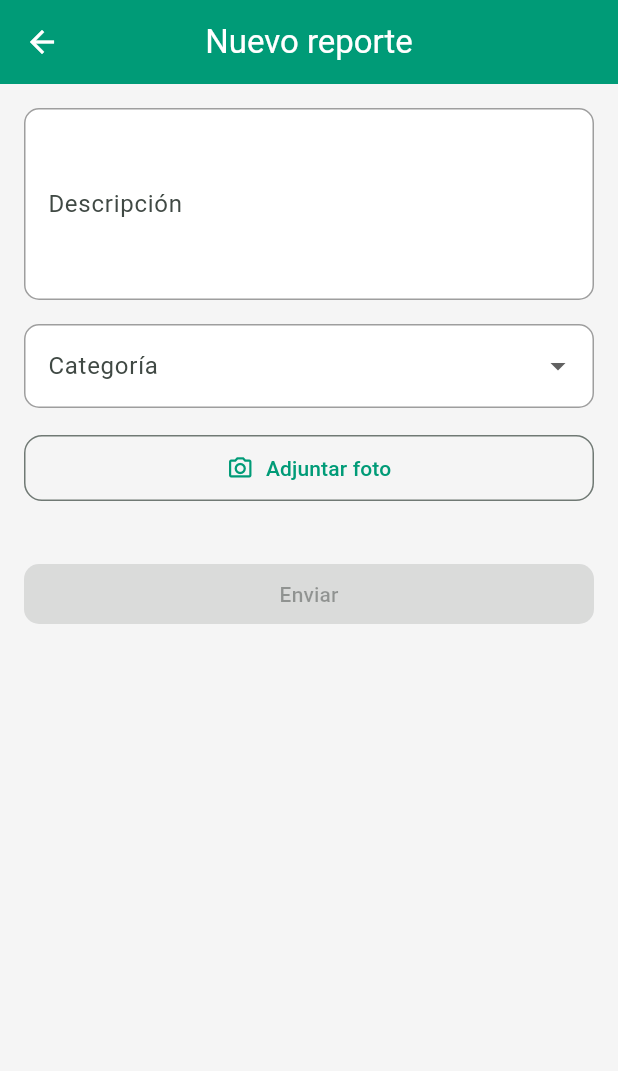
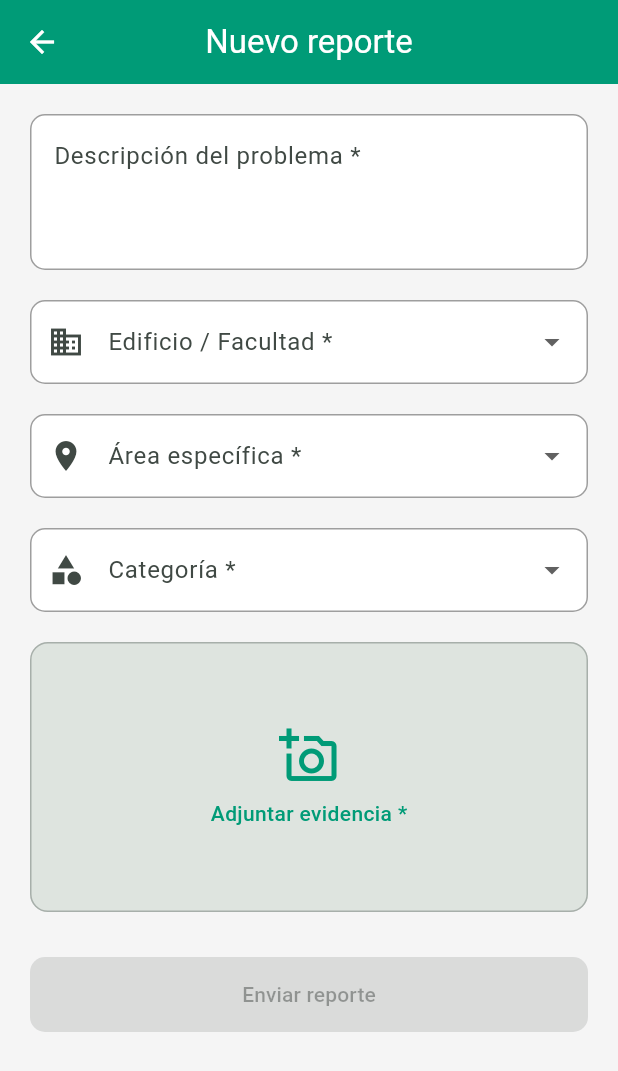
Before and after one commit to ErwinZGriego/FixItApp, a Flutter app: the CreateReportScreen screen opened by its route, on a phone screen of 412 x 824 dp. Shown: the top 1071 px of the screen. Run offline on Flutter 3.47's test engine with Material 3 defaults, Android fonts, the phone set to English and light mode, and no system bars; our stand-ins replace cloud_firestore, firebase_auth, firebase_core, firebase_storage, get_it, image_picker; accounts and stored records are empty.

Commit message:
created new dropdown menus for incident reports

```diff
--- /dev/null
+++ b/lib/domain/enums/incident_area.dart
@@ -0,0 +1,27 @@
+enum IncidentArea {
+  aula,
+  banos, // Usamos 'n' para evitar problemas de caracteres
+  salonMaestros,
+  areaComputo,
+  laboratorio,
+  taller,
+  pasillo,
+  exterior,
+  otro,
+}
+
+// Helper para mostrar nombres bonitos
+extension AreaExtension on IncidentArea {
+  String get prettyName {
+    switch (this) {
+      case IncidentArea.banos:
+        return 'Baños';
+      case IncidentArea.salonMaestros:
+        return 'Salón de Maestros';
+      case IncidentArea.areaComputo:
+        return 'Área de Cómputo';
+      default:
+        return name[0].toUpperCase() + name.substring(1);
+    }
+  }
+}
--- /dev/null
+++ b/lib/domain/enums/incident_building.dart
@@ -0,0 +1,47 @@
+enum IncidentBuilding {
+  // Carreras
+  ambiental,
+  biotecnologia,
+  desarrolloNegocios,
+  disenoModa,
+  gastronomia,
+  industrial,
+  mantenimiento,
+  mecatronica,
+  mineria,
+  paramedico,
+  procesosIndustriales,
+  tecnologiasInformacion,
+  terapiaFisica,
+  // Áreas comunes
+  serviciosEscolares,
+  gimnasio,
+  cafeteria,
+  auditorio,
+  direccion,
+  biblioteca,
+  otro,
+}
+
+// Helper para mostrar nombres bonitos en el Dropdown
+extension BuildingExtension on IncidentBuilding {
+  String get prettyName {
+    switch (this) {
+      case IncidentBuilding.desarrolloNegocios:
+        return 'Desarrollo de Negocios';
+      case IncidentBuilding.disenoModa:
+        return 'Diseño y Moda';
+      case IncidentBuilding.procesosIndustriales:
+        return 'Procesos Industriales';
+      case IncidentBuilding.tecnologiasInformacion:
+        return 'Tecnologías de la Información';
+      case IncidentBuilding.terapiaFisica:
+        return 'Terapia Física';
+      case IncidentBuilding.serviciosEscolares:
+        return 'Servicios Escolares';
+      // Para el resto, simplemente capitalizamos la primera letra
+      default:
+        return name[0].toUpperCase() + name.substring(1);
+    }
+  }
+}
--- a/lib/domain/models/incident.dart
+++ b/lib/domain/models/incident.dart
@@ -1,3 +1,5 @@
+import '../enums/incident_area.dart'; // <--- NUEVO IMPORT
+import '../enums/incident_building.dart'; // <--- NUEVO IMPORT
 import '../enums/incident_category.dart';
 import '../enums/incident_status.dart';
 
@@ -10,7 +12,11 @@ class Incident {
   final IncidentStatus status;
   final DateTime createdAt;
   final String userId;
-  final String? staffNotes; // <--- 1. NUEVO CAMPO
+  final String? staffNotes;
+
+  // NUEVOS CAMPOS REQUERIDOS
+  final IncidentBuilding building;
+  final IncidentArea area;
 
   const Incident({
     required this.id,
@@ -21,7 +27,9 @@ class Incident {
     required this.status,
     required this.createdAt,
     required this.userId,
-    this.staffNotes, // <--- 2. Agregar al constructor (opcional)
+    required this.building, // <--- REQUERIDO
+    required this.area, // <--- REQUERIDO
+    this.staffNotes,
   });
 
   Incident copyWith({
@@ -33,7 +41,9 @@ class Incident {
     IncidentStatus? status,
     DateTime? createdAt,
     String? userId,
-    String? staffNotes, // <--- 3. Agregar al copyWith
+    String? staffNotes,
+    IncidentBuilding? building, // <---
+    IncidentArea? area, // <---
   }) {
     return Incident(
       id: id ?? this.id,
@@ -44,7 +54,9 @@ class Incident {
       status: status ?? this.status,
       createdAt: createdAt ?? this.createdAt,
       userId: userId ?? this.userId,
-      staffNotes: staffNotes ?? this.staffNotes, // <---
+      staffNotes: staffNotes ?? this.staffNotes,
+      building: building ?? this.building, // <---
+      area: area ?? this.area, // <---
     );
   }
 
@@ -58,7 +70,9 @@ class Incident {
       'status': status.name,
       'createdAt': createdAt.toIso8601String(),
       'userId': userId,
-      'staffNotes': staffNotes, // <--- 4. Guardar en mapa
+      'staffNotes': staffNotes,
+      'building': building.name, // <--- Guardamos como texto
+      'area': area.name, // <--- Guardamos como texto
     };
   }
 
@@ -80,7 +94,17 @@ class Incident {
           ? DateTime.parse(map['createdAt'])
           : DateTime.now(),
       userId: map['userId'] ?? '',
-      staffNotes: map['staffNotes'], // <--- 5. Leer del mapa
+      staffNotes: map['staffNotes'],
+
+      // Leemos y convertimos de texto a Enum (con valores por defecto por seguridad)
+      building: IncidentBuilding.values.firstWhere(
+        (e) => e.name == map['building'],
+        orElse: () => IncidentBuilding.otro,
+      ),
+      area: IncidentArea.values.firstWhere(
+        (e) => e.name == map['area'],
+        orElse: () => IncidentArea.otro,
+      ),
     );
   }
 }
--- a/lib/presentation/screens/create_report_screen.dart
+++ b/lib/presentation/screens/create_report_screen.dart
@@ -1,5 +1,7 @@
 import 'dart:io';
 
+import 'package:fix_it_app/domain/enums/incident_area.dart'; // <--- Import
+import 'package:fix_it_app/domain/enums/incident_building.dart'; // <--- Import
 import 'package:flutter/material.dart';
 import 'package:provider/provider.dart';
 
@@ -7,108 +9,125 @@ import '../viewmodels/create_report_view_model.dart';
 
 class CreateReportScreen extends StatelessWidget {
   const CreateReportScreen({super.key});
-
   static const routeName = '/create_report';
 
   @override
   Widget build(BuildContext context) {
     final vm = context.watch<CreateReportViewModel>();
+    final theme = Theme.of(context);
 
     return Scaffold(
       appBar: AppBar(title: const Text('Nuevo reporte')),
       body: SingleChildScrollView(
-        padding: const EdgeInsets.all(16),
+        padding: const EdgeInsets.all(20),
         child: Column(
           crossAxisAlignment: CrossAxisAlignment.stretch,
           children: [
             // Descripción
             TextField(
-              key: const Key('create.description'),
+              key: const ValueKey('create.description'),
               controller: vm.descriptionController,
-              maxLines: 4,
-              decoration: InputDecoration(
-                labelText: 'Descripción',
-                hintText: 'Describe el incidente...',
-                border: OutlineInputBorder(
-                  borderRadius: BorderRadius.circular(12),
+              maxLines: 3,
+              decoration: const InputDecoration(
+                labelText: 'Descripción del problema *',
+                alignLabelWithHint: true,
+                border: OutlineInputBorder(),
+                hintText: 'Ej: Proyector del aula 3 no enciende...',
               ),
+              onChanged: (value) => vm.setDescription(value),
             ),
+            const SizedBox(height: 20),
+
+            // --- NUEVO: DROPDOWN EDIFICIO ---
+            DropdownButtonFormField<IncidentBuilding>(
+              decoration: const InputDecoration(
+                labelText: 'Edificio / Facultad *',
+                border: OutlineInputBorder(),
+                prefixIcon: Icon(Icons.business),
               ),
-            const SizedBox(height: 16),
+              initialValue: vm.selectedBuilding,
+              items: IncidentBuilding.values.map((building) {
+                return DropdownMenuItem(
+                  value: building,
+                  // Usamos la extensión .prettyName para que se vea bonito
+                  child: Text(building.prettyName),
+                );
+              }).toList(),
+              onChanged: vm.setBuilding,
+            ),
+            const SizedBox(height: 20),
 
-            // Categoría (strings)
+            // --- NUEVO: DROPDOWN ÁREA ---
+            DropdownButtonFormField<IncidentArea>(
+              decoration: const InputDecoration(
+                labelText: 'Área específica *',
+                border: OutlineInputBorder(),
+                prefixIcon: Icon(Icons.place),
+              ),
+              initialValue: vm.selectedArea,
+              items: IncidentArea.values.map((area) {
+                return DropdownMenuItem(
+                  value: area,
+                  child: Text(area.prettyName),
+                );
+              }).toList(),
+              onChanged: vm.setArea,
+            ),
+            const SizedBox(height: 20),
+            // --------------------------------
+
+            // Categoría (Dropdown existente)
             DropdownButtonFormField<String>(
-              key: const Key('create.category'),
+              key: const ValueKey('create.category'),
+              decoration: const InputDecoration(
+                labelText: 'Categoría *',
+                border: OutlineInputBorder(),
+                prefixIcon: Icon(Icons.category),
+              ),
               initialValue: vm.selectedCategory,
-              items: vm.categories
-                  .map((c) => DropdownMenuItem(value: c, child: Text(c)))
-                  .toList(),
+              items: vm.categories.map((cat) {
+                return DropdownMenuItem(value: cat, child: Text(cat));
+              }).toList(),
               onChanged: vm.setCategory,
-              decoration: InputDecoration(
-                labelText: 'Categoría',
-                border: OutlineInputBorder(
-                  borderRadius: BorderRadius.circular(12),
             ),
+            const SizedBox(height: 20),
+
+            // Área de Foto
+            _PhotoPickerArea(vm: vm, theme: theme),
+
+            const SizedBox(height: 10),
+            if (vm.lastError != null)
+              Text(
+                vm.lastError!,
+                style: const TextStyle(color: Colors.red),
+                textAlign: TextAlign.center,
               ),
-            ),
-            const SizedBox(height: 16),
+            const SizedBox(height: 20),
 
-            // Adjuntar foto
-            OutlinedButton.icon(
-              key: const Key('create.attach'),
-              onPressed: vm.isBusy ? null : vm.attachPhoto,
-              icon: vm.isBusy
-                  ? const SizedBox(
-                      width: 18,
-                      height: 18,
-                      child: CircularProgressIndicator(strokeWidth: 2),
-                    )
-                  : const Icon(Icons.camera_alt_outlined),
-              label: Text(vm.isBusy ? 'Abriendo cámara...' : 'Adjuntar foto'),
-              style: OutlinedButton.styleFrom(
-                padding: const EdgeInsets.symmetric(vertical: 12),
-                shape: RoundedRectangleBorder(
-                  borderRadius: BorderRadius.circular(12),
-                ),
-              ),
-            ),
-            const SizedBox(height: 12),
-
-            if (vm.imagePath != null) _ImagePreview(path: vm.imagePath!),
-
-            const SizedBox(height: 24),
-
-            // Enviar
-            ElevatedButton(
-              key: const Key('create.submit'),
+            // Botón Enviar
+            SizedBox(
+              height: 50,
+              child: ElevatedButton(
+                key: const ValueKey('create.submit'),
+                // El botón se deshabilita si falta algún campo nuevo
                 onPressed: (vm.canSubmit && !vm.isSubmitting)
                     ? () async {
-                      final ok = await context
-                          .read<CreateReportViewModel>()
-                          .submit();
-
-                      if (!context.mounted) return;
-
+                        final success = await vm.submit();
+                        if (success && context.mounted) {
+                          Navigator.pop(context);
                           ScaffoldMessenger.of(context).showSnackBar(
-                        SnackBar(
-                          content: Text(
-                            ok
-                                ? 'Reporte guardado'
-                                : 'Revisa descripción y foto',
-                          ),
+                            const SnackBar(
+                              content: Text('¡Reporte enviado con éxito!'),
+                              backgroundColor: Colors.green,
                             ),
                           );
-
-                      if (ok) Navigator.pop(context);
+                        }
                       }
                     : null,
                 child: vm.isSubmitting
-                  ? const SizedBox(
-                      width: 18,
-                      height: 18,
-                      child: CircularProgressIndicator(strokeWidth: 2),
-                    )
-                  : const Text('Enviar'),
+                    ? const CircularProgressIndicator(color: Colors.white)
+                    : const Text('Enviar reporte'),
+              ),
             ),
           ],
         ),
@@ -117,35 +136,56 @@ class CreateReportScreen extends StatelessWidget {
   }
 }
 
-class _ImagePreview extends StatelessWidget {
-  const _ImagePreview({required this.path});
+class _PhotoPickerArea extends StatelessWidget {
+  const _PhotoPickerArea({required this.vm, required this.theme});
 
-  final String path;
+  final CreateReportViewModel vm;
+  final ThemeData theme;
 
   @override
   Widget build(BuildContext context) {
-    final radius = BorderRadius.circular(14);
-    return ClipRRect(
-      borderRadius: radius,
+    final hasPhoto = vm.imagePath != null;
+
+    return InkWell(
+      key: const ValueKey('create.attach'),
+      onTap: vm.isBusy ? null : vm.attachPhoto,
+      borderRadius: BorderRadius.circular(12),
       child: Container(
-        constraints: const BoxConstraints(maxHeight: 220),
+        height: 180,
         decoration: BoxDecoration(
-          borderRadius: radius,
-          border: Border.all(color: Colors.black.withValues(alpha: 0.08)),
+          color: theme.colorScheme.surfaceContainerHighest,
+          borderRadius: BorderRadius.circular(12),
+          border: Border.all(
+            color: theme.colorScheme.outline.withValues(alpha: 0.5),
           ),
-        child: Image.file(
-          File(path),
+          image: hasPhoto
+              ? DecorationImage(
+                  image: FileImage(File(vm.imagePath!)),
                   fit: BoxFit.cover,
-          // Si el decodificador falla (PNG/JPG corrupto), mostramos placeholder
-          errorBuilder: (_, __, ___) => Container(
-            height: 180,
-            alignment: Alignment.center,
-            color: Colors.black12,
-            child: const Text(
-              'Vista previa no disponible',
-              style: TextStyle(color: Colors.black54),
+                )
+              : null,
+        ),
+        child: hasPhoto
+            ? null
+            : vm.isBusy
+            ? const Center(child: CircularProgressIndicator())
+            : Column(
+                mainAxisAlignment: MainAxisAlignment.center,
+                children: [
+                  Icon(
+                    Icons.add_a_photo_outlined,
+                    size: 40,
+                    color: theme.colorScheme.primary,
+                  ),
+                  const SizedBox(height: 8),
+                  Text(
+                    'Adjuntar evidencia *',
+                    style: TextStyle(
+                      color: theme.colorScheme.primary,
+                      fontWeight: FontWeight.w500,
                     ),
                   ),
+                ],
               ),
       ),
     );
--- a/lib/presentation/viewmodels/create_report_view_model.dart
+++ b/lib/presentation/viewmodels/create_report_view_model.dart
@@ -1,14 +1,15 @@
 import 'dart:io';
 
 import 'package:fix_it_app/core/di/service_locator.dart';
-import 'package:fix_it_app/data/services/firebase_storage_service.dart'; // <--- 1. Importar Storage
+import 'package:fix_it_app/data/services/firebase_storage_service.dart';
+import 'package:fix_it_app/domain/enums/incident_area.dart'; // <--- IMPORT
+import 'package:fix_it_app/domain/enums/incident_building.dart'; // <--- IMPORT
 import 'package:fix_it_app/domain/enums/incident_category.dart';
 import 'package:fix_it_app/domain/enums/incident_status.dart';
 import 'package:fix_it_app/domain/models/incident.dart';
-import 'package:fix_it_app/domain/repositories/i_auth_repository.dart'; // <--- 2. Importar Auth
+import 'package:fix_it_app/domain/repositories/i_auth_repository.dart';
 import 'package:fix_it_app/domain/repositories/i_camera_service.dart';
 import 'package:fix_it_app/domain/repositories/i_incident_repository.dart';
-import 'package:fix_it_app/domain/services/i_report_validator.dart';
 import 'package:flutter/material.dart';
 
 class CreateReportViewModel extends ChangeNotifier {
@@ -25,43 +26,51 @@ class CreateReportViewModel extends ChangeNotifier {
 
   String? selectedCategory;
 
+  // NUEVOS ESTADOS PARA DROPDOWNS
+  IncidentBuilding? selectedBuilding;
+  IncidentArea? selectedArea;
+
   String? _imagePath;
   String? get imagePath => _imagePath;
 
-  bool isBusy = false; // Adjuntar foto (cámara/galería)
-  bool isSubmitting = false; // Enviar/guardar
-
+  bool isBusy = false;
+  bool isSubmitting = false;
   String? lastError;
 
   // ---- Dependencias ----
   final IIncidentRepository _repository;
-  final IReportValidator _validator;
   final ICameraService? _camera;
-
-  // 3. NUEVAS DEPENDENCIAS: Necesitamos saber quién guarda y cómo subir fotos
   final IAuthRepository _authRepo;
   final FirebaseStorageService _storageService;
 
   CreateReportViewModel({
     IIncidentRepository? repository,
-    IReportValidator? validator,
     ICameraService? camera,
     IAuthRepository? authRepo,
     FirebaseStorageService? storageService,
   }) : _repository = repository ?? getIt<IIncidentRepository>(),
-       _validator = validator ?? getIt<IReportValidator>(),
        _camera =
            camera ??
            (getIt.isRegistered<ICameraService>()
                ? getIt<ICameraService>()
                : null),
-       // Inyectamos Auth y Storage (si no vienen, los pedimos al locator)
        _authRepo = authRepo ?? getIt<IAuthRepository>(),
        _storageService = storageService ?? getIt<FirebaseStorageService>();
 
   // ---- Setters ----
   void setCategory(String? value) {
     selectedCategory = value;
+    notifyListeners();
+  }
+
+  // NUEVOS SETTERS
+  void setBuilding(IncidentBuilding? value) {
+    selectedBuilding = value;
+    notifyListeners();
+  }
+
+  void setArea(IncidentArea? value) {
+    selectedArea = value;
     notifyListeners();
   }
 
@@ -75,30 +84,33 @@ class CreateReportViewModel extends ChangeNotifier {
     notifyListeners();
   }
 
+  // Actualizamos la validación para activar el botón Enviar
   bool get canSubmit {
     final descOk = descriptionController.text.trim().isNotEmpty;
     final imgOk = (_imagePath != null && _imagePath!.isNotEmpty);
-    return descOk && imgOk;
+    final catOk = selectedCategory != null;
+    // Nuevas validaciones
+    final buildOk = selectedBuilding != null;
+    final areaOk = selectedArea != null;
+
+    return descOk && imgOk && catOk && buildOk && areaOk;
   }
 
   // ---- Adjuntar foto ----
   Future<void> attachPhoto() async {
-    // Si no hay cámara (ej. pruebas), no hacemos nada
     if (_camera == null) return;
 
     isBusy = true;
     notifyListeners();
     try {
-      // El servicio devuelve un objeto File? (o null si cancela)
       final File? result = await _camera.takePicture();
 
-      // Si tomó la foto, guardamos la ruta (path) que es un String
       if (result != null) {
         _imagePath = result.path;
         notifyListeners();
       }
     } catch (_) {
-      // Manejo silencioso de errores
+      // Manejo silencioso
     } finally {
       isBusy = false;
       notifyListeners();
@@ -109,23 +121,11 @@ class CreateReportViewModel extends ChangeNotifier {
   Future<bool> submit() async {
     final desc = descriptionController.text;
     final localImagePath = _imagePath;
-
-    // 4. OBTENER USUARIO: Validamos que haya sesión antes de guardar
     final userId = _authRepo.currentUserId;
 
-    if (userId == null) {
-      lastError = 'Error: No hay usuario autenticado.';
-      notifyListeners();
-      return false;
-    }
-
-    // Validar formulario
-    final result = _validator.validate(
-      description: desc,
-      imagePath: localImagePath,
-    );
-    if (!result.isValid) {
-      lastError = 'Faltan datos (descripción o foto).';
+    if (userId == null || !canSubmit) {
+      // Doble check de seguridad
+      lastError = 'Faltan datos obligatorios o sesión.';
       notifyListeners();
       return false;
     }
@@ -136,26 +136,25 @@ class CreateReportViewModel extends ChangeNotifier {
     try {
       String remotePhotoUrl = '';
 
-      // 5. SUBIR A STORAGE: Si hay foto local, la subimos a la nube
       if (localImagePath != null) {
         final file = File(localImagePath);
-        // Esperamos a que Firebase Storage nos de la URL pública (https://...)
         remotePhotoUrl = await _storageService.uploadImage(file, userId);
       }
 
-      // 6. CREAR OBJETO: Usamos la URL remota y el ID del usuario real
       final incident = Incident(
         id: DateTime.now().microsecondsSinceEpoch.toString(),
         title: (desc.isEmpty ? 'Reporte' : desc.split('\n').first.trim()),
         description: desc,
-        photoPath: remotePhotoUrl, // <--- ¡Guardamos el link de internet!
+        photoPath: remotePhotoUrl,
         category: _mapStringToCategory(selectedCategory),
         status: IncidentStatus.pendiente,
         createdAt: DateTime.now(),
-        userId: userId, // <--- ¡Guardamos el dueño!
+        userId: userId,
+        // AGREGAMOS LOS NUEVOS CAMPOS AL OBJETO
+        building: selectedBuilding!,
+        area: selectedArea!,
       );
 
-      // 7. GUARDAR EN BD
       await _repository.createIncident(incident);
       return true;
     } catch (e) {
@@ -168,7 +167,6 @@ class CreateReportViewModel extends ChangeNotifier {
     }
   }
 
-  // ---- Utilidades ----
   IncidentCategory _mapStringToCategory(String? value) {
     switch (value) {
       case 'Infraestructura':
```
Lines whose indentation alone changed are shown as unchanged.
